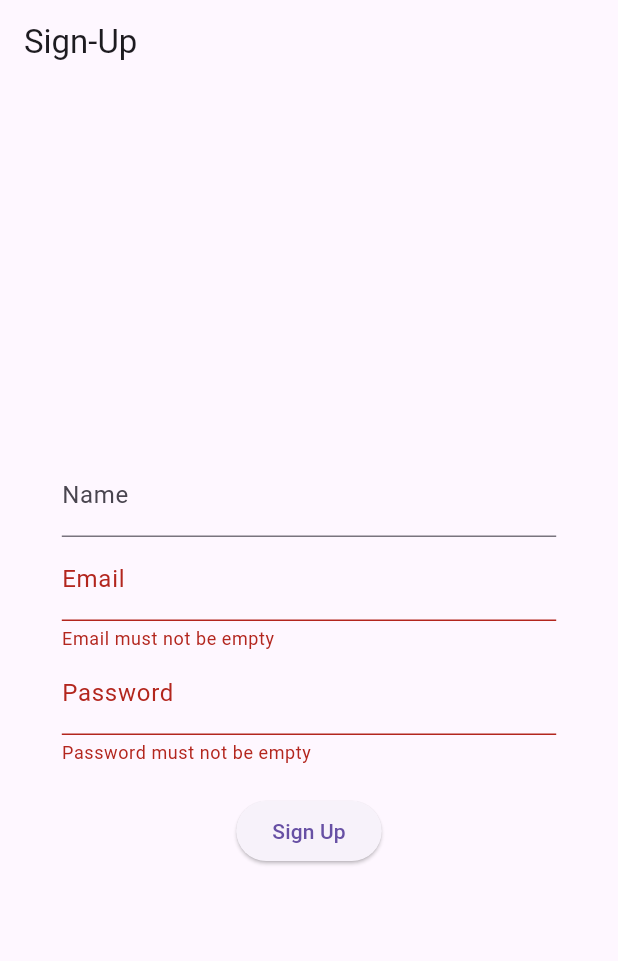
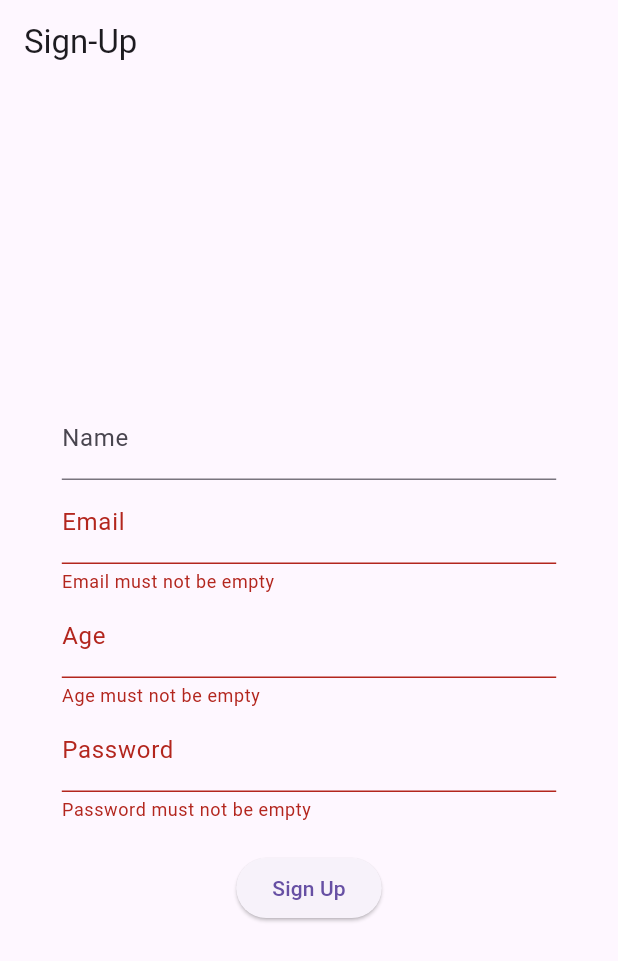
Before and after one commit to BassemWael/flutter-intern, a Flutter app: the SignUpScreen screen opened by its route, after a tap on "Sign Up", on a phone screen of 412 x 824 dp. Shown: the top 961 px of the screen. Run offline on Flutter 3.47's test engine with Material 3 defaults, Android fonts, the phone set to English and light mode, and no system bars; our stand-ins replace cloud_firestore, firebase_auth, firebase_core, image_picker; accounts and stored records are empty.

```diff
--- a/project/lib/Classes/users.dart
+++ /dev/null
@@ -1,17 +0,0 @@
-import 'package:hive/hive.dart';
-
-part 'users.g.dart';
-
-@HiveType(typeId: 1)
-class Users {
-  Users({
-    required this.name,
-    required this.email,
-  });
-
-  @HiveField(0)
-  String name;
-
-  @HiveField(1)
-  String email;
-}
--- a/project/lib/Screens/signup.dart
+++ b/project/lib/Screens/signup.dart
@@ -1,9 +1,9 @@
-import 'package:firebase_auth/firebase_auth.dart';
 import 'package:flutter/material.dart';
 import 'package:project/Classes/firebase-auth.dart';
-import 'package:project/Classes/users.dart';
+import 'package:project/Classes/firestore.dart';
+import 'package:provider/provider.dart';
+
 import 'package:project/Screens/profile.dart';
-import 'package:project/utils/boxes.dart';
 import 'package:project/utils/validators.dart';
 
 class SignUpScreen extends StatefulWidget {
@@ -19,39 +19,64 @@ class _SignUpScreenState extends State<SignUpScreen> {
   final TextEditingController _nameController = TextEditingController();
   final TextEditingController _accountController = TextEditingController();
   final TextEditingController _passwordController = TextEditingController();
-  final AuthClass _authClass = AuthClass();
+  final TextEditingController _ageController = TextEditingController();
+
+  Future<void> _signup() async {
+    if (_formKey.currentState!.validate()) {
+      final authProvider = Provider.of<AuthProvider>(context, listen: false);
+      final firestoreProvider =
+          Provider.of<FirestoreProvider>(context, listen: false);
+
+      try {
+        final user = await authProvider.register(
+          _nameController.text,
+          _accountController.text,
+          _passwordController.text,
+        );
+
+        if (user != null) {
+          // Removed email verification step
+
+          try {
+            int age = int.parse(_ageController.text);
+            await firestoreProvider.addUser(
+                _nameController.text, age, _accountController.text);
+
+            // Navigate to the profile page
+            Navigator.push(
+              context,
+              MaterialPageRoute(
+                builder: (context) =>
+                    ProfilePage(email: _accountController.text),
+              ),
+            );
+          } catch (e) {
+            ScaffoldMessenger.of(context).showSnackBar(
+              const SnackBar(
+                  content: Text('Invalid age. Please enter a valid number.')),
+            );
+          }
+        } else {
+          ScaffoldMessenger.of(context).showSnackBar(
+            const SnackBar(
+                content: Text('Registration failed. Please try again.')),
+          );
+        }
+      } catch (e) {
+        ScaffoldMessenger.of(context).showSnackBar(
+          SnackBar(content: Text('An error occurred: $e')),
+        );
+      }
+    }
+  }
 
   @override
   void dispose() {
     _nameController.dispose();
     _accountController.dispose();
     _passwordController.dispose();
+    _ageController.dispose();
     super.dispose();
-  }
-
-  void _signup() async {
-    if (_formKey.currentState!.validate()) {
-      User? user = await _authClass.register(
-        _nameController.text,
-        _accountController.text,
-        _passwordController.text,
-      );
-
-      if (user != null) {
-        boxUsers.put('key_${_accountController.text}',
-            Users(name: _nameController.text, email: _accountController.text));
-        Navigator.push(
-          context,
-          MaterialPageRoute(
-            builder: (context) => ProfilePage(email: _accountController.text),
-          ),
-        );
-      } else {
-        ScaffoldMessenger.of(context).showSnackBar(
-          const SnackBar(content: Text('Registration failed. Please try again.')),
-        );
-      }
-    }
   }
 
   @override
@@ -90,6 +115,15 @@ class _SignUpScreenState extends State<SignUpScreen> {
                 SizedBox(
                   width: inputWidth,
                   child: TextFormField(
+                    controller: _ageController,
+                    keyboardType: TextInputType.number,
+                    decoration: const InputDecoration(labelText: 'Age'),
+                    validator: ageSignupValidator,
+                  ),
+                ),
+                SizedBox(
+                  width: inputWidth,
+                  child: TextFormField(
                     controller: _passwordController,
                     decoration: const InputDecoration(labelText: 'Password'),
                     obscureText: true,
--- a/project/lib/utils/boxes.dart
+++ /dev/null
@@ -1,3 +0,0 @@
-import 'package:hive_flutter/hive_flutter.dart';
-
-late Box boxUsers;
--- a/project/lib/utils/validators.dart
+++ b/project/lib/utils/validators.dart
@@ -26,3 +26,15 @@ String? userNameSignupValidator(String? value) {
   }
   return null;
 }
+
+String? ageSignupValidator(String? value) {
+  if (value == null || value.isEmpty) {
+    return 'Age must not be empty';
+  }
+  String pattern = r'^\d+$';
+  RegExp regex = RegExp(pattern);
+  if (!regex.hasMatch(value)) {
+    return 'Age must be written in numbers';
+  }
+  return null;
+}
--- a/project/pubspec.yaml
+++ b/project/pubspec.yaml
@@ -37,10 +37,9 @@ dependencies:
   cupertino_icons: ^1.0.6
   firebase_core: ^3.2.0
   firebase_auth: ^5.1.2
-  hive:
-  hive_flutter:
+  cloud_firestore:
   image_picker:
-
+  provider:
 
 dev_dependencies:
   flutter_test:
```
Also changed, not shown: project/lib/Classes/firebase-auth.dart (+26 -4 lines), project/lib/Classes/firestore.dart (added, +51 -0 lines), project/lib/Screens/login.dart (+8 -11 lines), project/lib/Screens/profile.dart (+106 -38 lines), project/lib/Screens/update.dart (added, +103 -0 lines), project/lib/main.dart (+16 -7 lines), project/lib/Classes/users.g.dart (deleted), project/pubspec.lock, 3 other files.
